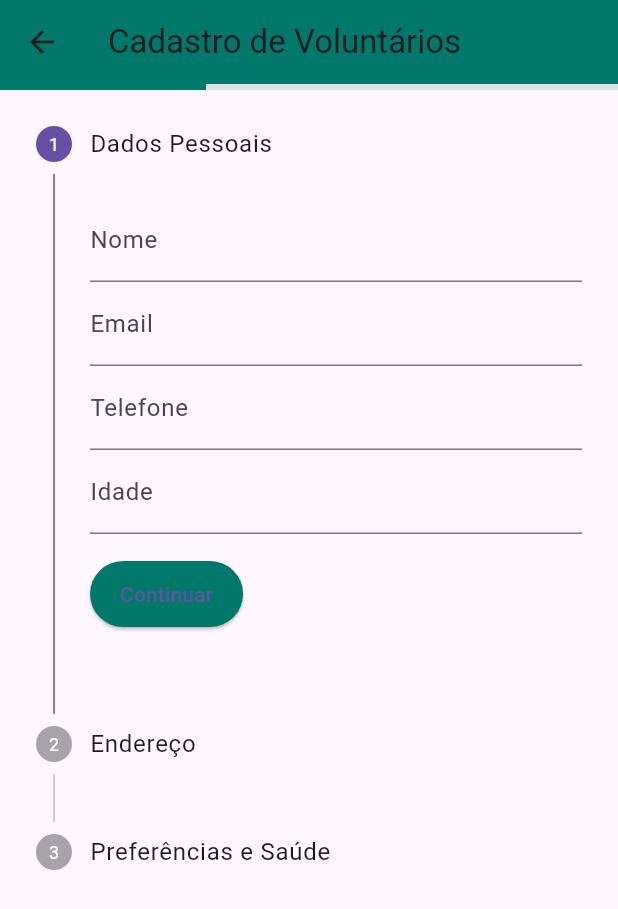
After one commit to alinehoffmann123/ProjetoVoluntaRios, a Flutter app: the CadastroVoluntariosScreen screen opened directly, on a phone screen of 412 x 824 dp. The commit adds this screen. Shown: the top 909 px of the screen. Run offline on Flutter 3.47's test engine with Material 3 defaults, Android fonts, the light colour scheme and no system bars; our stand-ins replace cloud_firestore, firebase_auth, firebase_core; accounts and stored records are empty; generated files the repository leaves out were written again.

Commit message:
Projeto VoluntáRios

```diff
--- a/lib/auth_service.dart
+++ b/lib/auth_service.dart
@@ -4,12 +4,11 @@ import 'volunteer.dart';
 class AuthService {
   final FirebaseFirestore _firestore = FirebaseFirestore.instance;
 
-  Future<void> registerVolunteer(String name, String email, String password, String telefone) async {
+  Future<void> registerVolunteer(String name, String email, String password) async {
     await _firestore.collection('volunteers').add({
       'name': name,
       'email': email,
       'password': password,
-      'telefone': telefone,
     });
   }
 
@@ -26,8 +25,6 @@ class AuthService {
         id: doc.id,
         name: doc['name'],
         email: doc['email'],
-        senha: doc['senha'],
-        telefone: doc['telefone'],
       );
     }
     return null;
--- /dev/null
+++ b/lib/cadastro_dados_voluntarios.dart
@@ -0,0 +1,253 @@
+import 'package:flutter/material.dart';
+import 'tela_final_dados.dart';
+
+class CadastroVoluntariosScreen extends StatefulWidget {
+  @override
+  _CadastroVoluntariosScreenState createState() =>
+      _CadastroVoluntariosScreenState();
+}
+
+class _CadastroVoluntariosScreenState extends State<CadastroVoluntariosScreen> {
+  final _formKey = GlobalKey<FormState>();
+  int _currentStep = 0;
+
+  // Controladores para os campos
+  final _nomeController = TextEditingController();
+  final _emailController = TextEditingController();
+  final _telefoneController = TextEditingController();
+  final _idadeController = TextEditingController();
+  final _ruaController = TextEditingController();
+  final _bairroController = TextEditingController();
+  final _numeroController = TextEditingController();
+  final _cidadeController = TextEditingController();
+  final _estadoController = TextEditingController();
+  final _cepController = TextEditingController();
+  final _horarioController = TextEditingController();
+  final _preferenciasController = TextEditingController();
+  final _habilidadesController = TextEditingController();
+  final _saudeController = TextEditingController();
+  final _motivacaoController = TextEditingController();
+
+  List<bool> _completedSteps = [];
+
+  @override
+  void initState() {
+    super.initState();
+    // Inicializa a lista de etapas como não concluídas
+    _completedSteps = List.generate(_getSteps().length, (_) => false);
+  }
+
+  @override
+  Widget build(BuildContext context) {
+    return Scaffold(
+      appBar: AppBar(
+        title: Text("Cadastro de Voluntários"),
+        backgroundColor: Colors.teal.shade700,
+      ),
+      body: Column(
+        children: [
+          // Barra de progresso
+          LinearProgressIndicator(
+            value: (_currentStep + 1) / _getSteps().length,
+            backgroundColor: Colors.grey.shade300,
+            valueColor: AlwaysStoppedAnimation<Color>(Colors.teal.shade700),
+          ),
+          Expanded(
+            child: _getSteps().isEmpty
+                ? Center(child: Text('Nenhum passo encontrado.'))
+                : Stepper(
+                    type: StepperType.vertical,
+                    currentStep: _currentStep,
+                    onStepContinue: _nextStep,
+                    onStepCancel: _prevStep,
+                    steps: _getSteps(),
+                    controlsBuilder: (context, details) => Padding(
+                      padding: const EdgeInsets.symmetric(vertical: 16.0),
+                      child: Row(
+                        mainAxisAlignment: MainAxisAlignment.spaceBetween,
+                        children: [
+                          ElevatedButton(
+                            onPressed: details.onStepContinue,
+                            style: ElevatedButton.styleFrom(
+                              backgroundColor: Colors.teal.shade700,
+                              padding: EdgeInsets.symmetric(
+                                  horizontal: 20, vertical: 12),
+                            ),
+                            child: Text("Continuar"),
+                          ),
+                          if (_currentStep > 0)
+                            OutlinedButton(
+                              onPressed: details.onStepCancel,
+                              style: OutlinedButton.styleFrom(
+                                side: BorderSide(color: Colors.teal.shade700),
+                                padding: EdgeInsets.symmetric(
+                                    horizontal: 20, vertical: 12),
+                              ),
+                              child: Text("Voltar",
+                                  style: TextStyle(color: Colors.teal.shade700)),
+                            ),
+                        ],
+                      ),
+                    ),
+                  ),
+          ),
+        ],
+      ),
+    );
+  }
+
+  List<Step> _getSteps() {
+    return [
+      Step(
+        title: Text('Dados Pessoais'),
+        content: Form(
+          key: _formKey,
+          child: Column(
+            children: [
+              TextFormField(
+                controller: _nomeController,
+                decoration: InputDecoration(labelText: 'Nome'),
+                validator: (value) =>
+                    value == null || value.isEmpty ? 'Informe seu nome' : null,
+              ),
+              TextFormField(
+                controller: _emailController,
+                decoration: InputDecoration(labelText: 'Email'),
+                validator: (value) =>
+                    value == null || value.isEmpty ? 'Informe seu email' : null,
+              ),
+              TextFormField(
+                controller: _telefoneController,
+                decoration: InputDecoration(labelText: 'Telefone'),
+                validator: (value) =>
+                    value == null || value.isEmpty ? 'Informe seu telefone' : null,
+              ),
+              TextFormField(
+                controller: _idadeController,
+                decoration: InputDecoration(labelText: 'Idade'),
+                validator: (value) =>
+                    value == null || value.isEmpty ? 'Informe sua idade' : null,
+              ),
+            ],
+          ),
+        ),
+        isActive: _currentStep >= 0,
+        state: _completedSteps.isNotEmpty && _completedSteps[0]
+            ? StepState.complete
+            : StepState.indexed,
+      ),
+      Step(
+        title: Text('Endereço'),
+        content: Column(
+          children: [
+            TextFormField(
+              controller: _ruaController,
+              decoration: InputDecoration(labelText: 'Rua'),
+            ),
+            TextFormField(
+              controller: _numeroController,
+              decoration: InputDecoration(labelText: 'Número'),
+            ),
+            TextFormField(
+              controller: _bairroController,
+              decoration: InputDecoration(labelText: 'Bairro'),
+            ),
+            TextFormField(
+              controller: _cidadeController,
+              decoration: InputDecoration(labelText: 'Cidade'),
+            ),
+            TextFormField(
+              controller: _estadoController,
+              decoration: InputDecoration(labelText: 'Estado'),
+            ),
+            TextFormField(
+              controller: _cepController,
+              decoration: InputDecoration(labelText: 'CEP'),
+            ),
+          ],
+        ),
+        isActive: _currentStep >= 1,
+        state: _completedSteps.length > 1 && _completedSteps[1]
+            ? StepState.complete
+            : StepState.indexed,
+      ),
+      Step(
+        title: Text('Preferências e Saúde'),
+        content: Column(
+          children: [
+            TextFormField(
+              controller: _preferenciasController,
+              decoration: InputDecoration(labelText: 'Preferências'),
+            ),
+            TextFormField(
+              controller: _habilidadesController,
+              decoration: InputDecoration(labelText: 'Habilidades'),
+            ),
+            TextFormField(
+              controller: _horarioController,
+              decoration: InputDecoration(labelText: 'Horário de Disponibilidade'),
+            ),
+            TextFormField(
+              controller: _saudeController,
+              decoration: InputDecoration(labelText: 'Condições de Saúde'),
+            ),
+            TextFormField(
+              controller: _motivacaoController,
+              decoration: InputDecoration(labelText: 'Motivação'),
+            ),
+          ],
+        ),
+        isActive: _currentStep >= 2,
+        state: _completedSteps.length > 2 && _completedSteps[2]
+            ? StepState.complete
+            : StepState.indexed,
+      ),
+    ];
+  }
+
+  void _nextStep() {
+    if (_formKey.currentState!.validate()) {
+      setState(() {
+        _completedSteps[_currentStep] = true;
+        if (_currentStep < _getSteps().length - 1) {
+          _currentStep++;
+        } else {
+          _submitForm();
+        }
+      });
+    }
+  }
+
+  void _prevStep() {
+    setState(() {
+      if (_currentStep > 0) {
+        _currentStep--;
+      }
+    });
+  }
+
+  void _submitForm() {
+    Navigator.push(
+      context,
+      MaterialPageRoute(
+        builder: (context) => TelaFinalDados(
+          nome: _nomeController.text,
+          email: _emailController.text,
+          telefone: _telefoneController.text,
+          idade: _idadeController.text,
+          rua: _ruaController.text,
+          numero: _numeroController.text,
+          bairro: _bairroController.text,
+          cidade: _cidadeController.text,
+          estado: _estadoController.text,
+          cep: _cepController.text,
+          horario: _horarioController.text,
+          preferencias: _preferenciasController.text,
+          habilidades: _habilidadesController.text,
+          saude: _saudeController.text,
+          motivacao: _motivacaoController.text,
+        ),
+      ),
+    );
+  }
+}
--- /dev/null
+++ b/lib/home_usuario.dart
@@ -0,0 +1,47 @@
+import 'package:flutter/material.dart';
+
+class VolunteerDashboard extends StatelessWidget {
+  final String nome;
+  final String email;
+  final String telefone;
+  final String endereco;
+  final String preferencias;
+  final String habilidades;
+  final String motivacao;
+
+  const VolunteerDashboard({
+    Key? key,
+    required this.nome,
+    required this.email,
+    required this.telefone,
+    required this.endereco,
+    required this.preferencias,
+    required this.habilidades,
+    required this.motivacao,
+  }) : super(key: key);
+
+  @override
+  Widget build(BuildContext context) {
+    return Scaffold(
+      appBar: AppBar(
+        title: Text("Dados do Voluntário"),
+        backgroundColor: Colors.teal.shade700,
+      ),
+      body: Padding(
+        padding: const EdgeInsets.all(16.0),
+        child: Column(
+          crossAxisAlignment: CrossAxisAlignment.start,
+          children: [
+            Text("Nome: $nome", style: TextStyle(fontSize: 16)),
+            Text("Email: $email", style: TextStyle(fontSize: 16)),
+            Text("Telefone: $telefone", style: TextStyle(fontSize: 16)),
+            Text("Endereço: $endereco", style: TextStyle(fontSize: 16)),
+            Text("Preferências: $preferencias", style: TextStyle(fontSize: 16)),
+            Text("Habilidades: $habilidades", style: TextStyle(fontSize: 16)),
+            Text("Motivação: $motivacao", style: TextStyle(fontSize: 16)),
+          ],
+        ),
+      ),
+    );
+  }
+}
--- a/pubspec.yaml
+++ b/pubspec.yaml
@@ -11,6 +11,7 @@ dependencies:
   cloud_firestore: ^5.4.4
   firebase_auth: ^5.3.1
   intl: ^0.19.0
+  firebase_database: ^11.1.6
 
 dev_dependencies:
   flutter_test:
```
Also changed, not shown: lib/cadastro.dart (+0 -37 lines), lib/juntos.dart (+13 -7 lines), lib/tela_final_dados.dart (added, +140 -0 lines), lib/volunteer.dart (+1 -7 lines), pubspec.lock, 1 other file.
